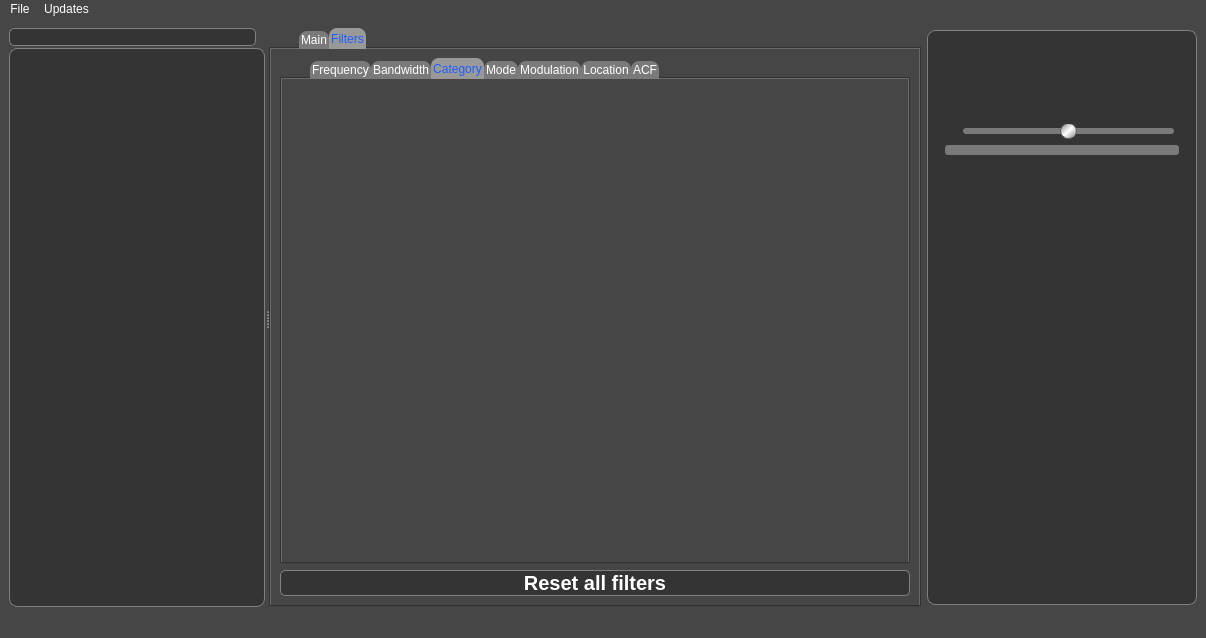
This is main_window.ui in vbrizgamnk/Artemis as Qt 5 draws it before an edit. The edited form follows.
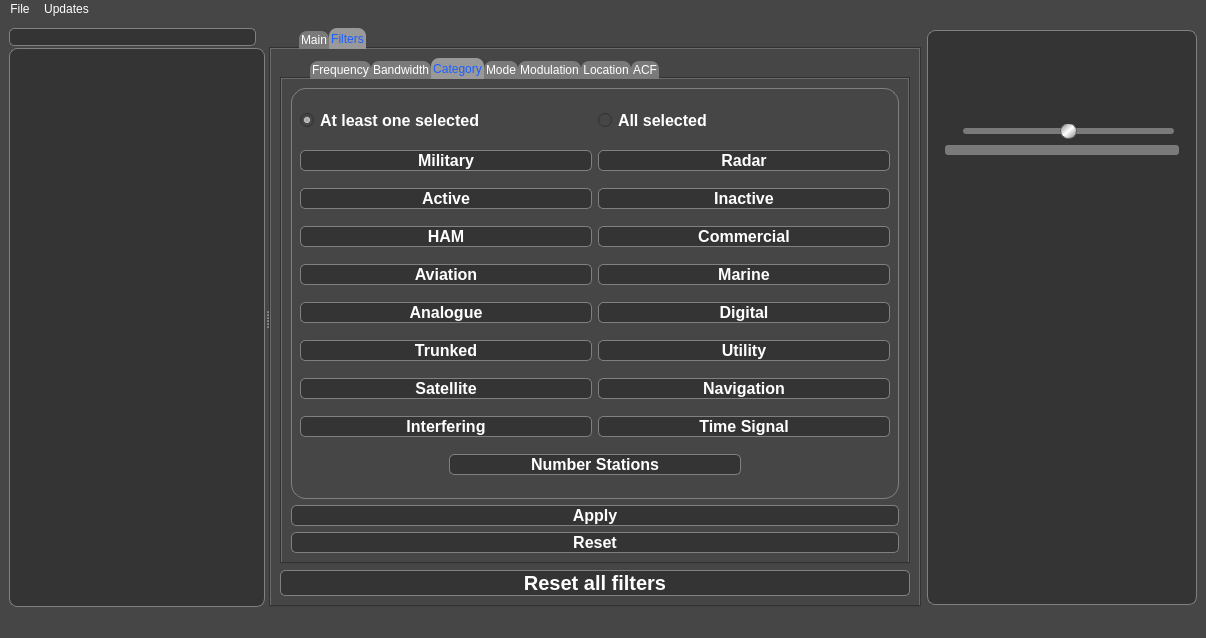
This is the edited form. The open tabs and pages were chosen to show the change. Icons and pictures are not drawn. Custom widgets are drawn as their Qt base class.

Commit message: Add category filters

Patch:
```diff
--- a/main_window.ui
+++ b/main_window.ui
@@ -3270,6 +3270,398 @@
             <attribute name="title">
              <string>Category</string>
             </attribute>
+            <layout class="QVBoxLayout" name="verticalLayout_7">
+             <item>
+              <widget class="QWidget" name="cat_wid_container" native="true">
+               <property name="sizePolicy">
+                <sizepolicy hsizetype="Preferred" vsizetype="Expanding">
+                 <horstretch>0</horstretch>
+                 <verstretch>0</verstretch>
+                </sizepolicy>
+               </property>
+               <property name="styleSheet">
+                <string notr="true">QWidget#cat_wid_container {
+	border: 1px solid gray;
+	border-radius: 15px;
+}</string>
+               </property>
+               <layout class="QGridLayout" name="gridLayout_8">
+                <property name="topMargin">
+                 <number>9</number>
+                </property>
+                <property name="bottomMargin">
+                 <number>9</number>
+                </property>
+                <item row="4" column="0" colspan="2">
+                 <widget class="QPushButton" name="aviation_btn">
+                  <property name="font">
+                   <font>
+                    <pointsize>12</pointsize>
+                    <weight>75</weight>
+                    <bold>true</bold>
+                   </font>
+                  </property>
+                  <property name="text">
+                   <string>Aviation</string>
+                  </property>
+                  <property name="checkable">
+                   <bool>true</bool>
+                  </property>
+                 </widget>
+                </item>
+                <item row="0" column="2" colspan="2">
+                 <widget class="QRadioButton" name="cat_all">
+                  <property name="font">
+                   <font>
+                    <pointsize>12</pointsize>
+                    <weight>75</weight>
+                    <bold>true</bold>
+                   </font>
+                  </property>
+                  <property name="toolTip">
+                   <string>&lt;html&gt;&lt;head/&gt;&lt;body&gt;&lt;p&gt;Keep all the signals which belong to &lt;span style=&quot; font-style:italic;&quot;&gt;all &lt;/span&gt;the selected categories.&lt;/p&gt;&lt;/body&gt;&lt;/html&gt;</string>
+                  </property>
+                  <property name="text">
+                   <string>All selected</string>
+                  </property>
+                  <property name="checked">
+                   <bool>false</bool>
+                  </property>
+                 </widget>
+                </item>
+                <item row="5" column="2" colspan="2">
+                 <widget class="QPushButton" name="digital_btn">
+                  <property name="font">
+                   <font>
+                    <pointsize>12</pointsize>
+                    <weight>75</weight>
+                    <bold>true</bold>
+                   </font>
+                  </property>
+                  <property name="text">
+                   <string>Digital</string>
+                  </property>
+                  <property name="checkable">
+                   <bool>true</bool>
+                  </property>
+                 </widget>
+                </item>
+                <item row="9" column="1" colspan="2">
+                 <widget class="QPushButton" name="number_stations_btn">
+                  <property name="font">
+                   <font>
+                    <pointsize>12</pointsize>
+                    <weight>75</weight>
+                    <bold>true</bold>
+                   </font>
+                  </property>
+                  <property name="text">
+                   <string>Number Stations</string>
+                  </property>
+                  <property name="checkable">
+                   <bool>true</bool>
+                  </property>
+                 </widget>
+                </item>
+                <item row="3" column="2" colspan="2">
+                 <widget class="QPushButton" name="commercial_btn">
+                  <property name="font">
+                   <font>
+                    <pointsize>12</pointsize>
+                    <weight>75</weight>
+                    <bold>true</bold>
+                   </font>
+                  </property>
+                  <property name="text">
+                   <string>Commercial</string>
+                  </property>
+                  <property name="checkable">
+                   <bool>true</bool>
+                  </property>
+                 </widget>
+                </item>
+                <item row="6" column="2" colspan="2">
+                 <widget class="QPushButton" name="utility_btn">
+                  <property name="font">
+                   <font>
+                    <pointsize>12</pointsize>
+                    <weight>75</weight>
+                    <bold>true</bold>
+                   </font>
+                  </property>
+                  <property name="text">
+                   <string>Utility</string>
+                  </property>
+                  <property name="checkable">
+                   <bool>true</bool>
+                  </property>
+                 </widget>
+                </item>
+                <item row="8" column="2" colspan="2">
+                 <widget class="QPushButton" name="time_signal_btn">
+                  <property name="font">
+                   <font>
+                    <pointsize>12</pointsize>
+                    <weight>75</weight>
+                    <bold>true</bold>
+                   </font>
+                  </property>
+                  <property name="text">
+                   <string>Time Signal</string>
+                  </property>
+                  <property name="checkable">
+                   <bool>true</bool>
+                  </property>
+                 </widget>
+                </item>
+                <item row="4" column="2" colspan="2">
+                 <widget class="QPushButton" name="marine_btn">
+                  <property name="font">
+                   <font>
+                    <pointsize>12</pointsize>
+                    <weight>75</weight>
+                    <bold>true</bold>
+                   </font>
+                  </property>
+                  <property name="text">
+                   <string>Marine</string>
+                  </property>
+                  <property name="checkable">
+                   <bool>true</bool>
+                  </property>
+                 </widget>
+                </item>
+                <item row="7" column="2" colspan="2">
+                 <widget class="QPushButton" name="navigation_btn">
+                  <property name="font">
+                   <font>
+                    <pointsize>12</pointsize>
+                    <weight>75</weight>
+                    <bold>true</bold>
+                   </font>
+                  </property>
+                  <property name="text">
+                   <string>Navigation</string>
+                  </property>
+                  <property name="checkable">
+                   <bool>true</bool>
+                  </property>
+                 </widget>
+                </item>
+                <item row="3" column="0" colspan="2">
+                 <widget class="QPushButton" name="ham_btn">
+                  <property name="font">
+                   <font>
+                    <pointsize>12</pointsize>
+                    <weight>75</weight>
+                    <bold>true</bold>
+                   </font>
+                  </property>
+                  <property name="text">
+                   <string>HAM</string>
+                  </property>
+                  <property name="checkable">
+                   <bool>true</bool>
+                  </property>
+                 </widget>
+                </item>
+                <item row="8" column="0" colspan="2">
+                 <widget class="QPushButton" name="interfering_btn">
+                  <property name="font">
+                   <font>
+                    <pointsize>12</pointsize>
+                    <weight>75</weight>
+                    <bold>true</bold>
+                   </font>
+                  </property>
+                  <property name="text">
+                   <string>Interfering</string>
+                  </property>
+                  <property name="checkable">
+                   <bool>true</bool>
+                  </property>
+                 </widget>
+                </item>
+                <item row="2" column="0" colspan="2">
+                 <widget class="QPushButton" name="active_btn">
+                  <property name="font">
+                   <font>
+                    <pointsize>12</pointsize>
+                    <weight>75</weight>
+                    <bold>true</bold>
+                   </font>
+                  </property>
+                  <property name="text">
+                   <string>Active</string>
+                  </property>
+                  <property name="checkable">
+                   <bool>true</bool>
+                  </property>
+                 </widget>
+                </item>
+                <item row="1" column="0" colspan="2">
+                 <widget class="QPushButton" name="military_btn">
+                  <property name="font">
+                   <font>
+                    <pointsize>12</pointsize>
+                    <weight>75</weight>
+                    <bold>true</bold>
+                   </font>
+                  </property>
+                  <property name="text">
+                   <string>Military</string>
+                  </property>
+                  <property name="checkable">
+                   <bool>true</bool>
+                  </property>
+                 </widget>
+                </item>
+                <item row="6" column="0" colspan="2">
+                 <widget class="QPushButton" name="trunked_btn">
+                  <property name="font">
+                   <font>
+                    <pointsize>12</pointsize>
+                    <weight>75</weight>
+                    <bold>true</bold>
+                   </font>
+                  </property>
+                  <property name="text">
+                   <string>Trunked</string>
+                  </property>
+                  <property name="checkable">
+                   <bool>true</bool>
+                  </property>
+                 </widget>
+                </item>
+                <item row="5" column="0" colspan="2">
+                 <widget class="QPushButton" name="analogue_btn">
+                  <property name="font">
+                   <font>
+                    <pointsize>12</pointsize>
+                    <weight>75</weight>
+                    <bold>true</bold>
+                   </font>
+                  </property>
+                  <property name="text">
+                   <string>Analogue</string>
+                  </property>
+                  <property name="checkable">
+                   <bool>true</bool>
+                  </property>
+                 </widget>
+                </item>
+                <item row="7" column="0" colspan="2">
+                 <widget class="QPushButton" name="sat_btn">
+                  <property name="font">
+                   <font>
+                    <pointsize>12</pointsize>
+                    <weight>75</weight>
+                    <bold>true</bold>
+                   </font>
+                  </property>
+                  <property name="text">
+                   <string>Satellite</string>
+                  </property>
+                  <property name="checkable">
+                   <bool>true</bool>
+                  </property>
+                 </widget>
+                </item>
+                <item row="1" column="2" colspan="2">
+                 <widget class="QPushButton" name="radar_btn">
+                  <property name="font">
+                   <font>
+                    <pointsize>12</pointsize>
+                    <weight>75</weight>
+                    <bold>true</bold>
+                   </font>
+                  </property>
+                  <property name="text">
+                   <string>Radar</string>
+                  </property>
+                  <property name="checkable">
+                   <bool>true</bool>
+                  </property>
+                 </widget>
+                </item>
+                <item row="2" column="2" colspan="2">
+                 <widget class="QPushButton" name="inactive_btn">
+                  <property name="font">
+                   <font>
+                    <pointsize>12</pointsize>
+                    <weight>75</weight>
+                    <bold>true</bold>
+                   </font>
+                  </property>
+                  <property name="text">
+                   <string>Inactive</string>
+                  </property>
+                  <property name="checkable">
+                   <bool>true</bool>
+                  </property>
+                 </widget>
+                </item>
+                <item row="0" column="0" colspan="2">
+                 <widget class="QRadioButton" name="cat_at_least_one">
+                  <property name="font">
+                   <font>
+                    <pointsize>12</pointsize>
+                    <weight>75</weight>
+                    <bold>true</bold>
+                   </font>
+                  </property>
+                  <property name="toolTip">
+                   <string>&lt;html&gt;&lt;head/&gt;&lt;body&gt;&lt;p&gt;Keep all the signals which belong to &lt;span style=&quot; font-style:italic;&quot;&gt;at least&lt;/span&gt; one of the selected categories.&lt;/p&gt;&lt;/body&gt;&lt;/html&gt;</string>
+                  </property>
+                  <property name="styleSheet">
+                   <string notr="true"/>
+                  </property>
+                  <property name="text">
+                   <string>At least one selected</string>
+                  </property>
+                  <property name="checked">
+                   <bool>true</bool>
+                  </property>
+                 </widget>
+                </item>
+               </layout>
+              </widget>
+             </item>
+             <item>
+              <widget class="DoubleTextButton" name="apply_remove_cat_filter_btn">
+               <property name="enabled">
+                <bool>true</bool>
+               </property>
+               <property name="font">
+                <font>
+                 <pointsize>12</pointsize>
+                 <weight>75</weight>
+                 <bold>true</bold>
+                </font>
+               </property>
+               <property name="text">
+                <string>Apply</string>
+               </property>
+               <property name="checkable">
+                <bool>true</bool>
+               </property>
+              </widget>
+             </item>
+             <item>
+              <widget class="QPushButton" name="reset_cat_filters_btn">
+               <property name="font">
+                <font>
+                 <pointsize>12</pointsize>
+                 <weight>75</weight>
+                 <bold>true</bold>
+                </font>
+               </property>
+               <property name="text">
+                <string>Reset</string>
+               </property>
+              </widget>
+             </item>
+            </layout>
            </widget>
            <widget class="QWidget" name="tab_6">
             <attribute name="title">
```
Left out of the diff: 332 changed lines with no effect on the pictures. Lines whose indentation alone changed are shown as unchanged. The commit also changes 1 other file.
